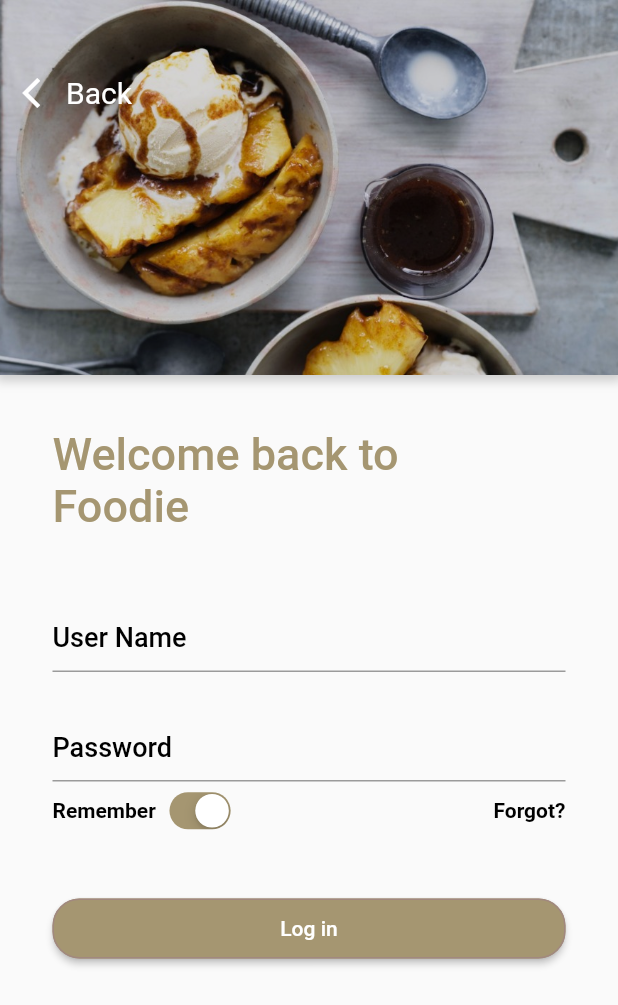
After one commit to menasiephrem/miya-foodie, a Flutter app: the LoginPage screen opened directly, on a phone screen of 412 x 824 dp. The commit adds this screen. Shown: the top 1005 px of the screen. Run offline on Flutter 3.47's test engine with Material 2 defaults, Android fonts, the phone set to English and light mode, and no system bars; Roboto replaces fonts that are missing (Montserrat).

Commit message:
login page

```diff
--- /dev/null
+++ b/lib/components/Inputs/input_detail.dart
@@ -0,0 +1,23 @@
+import 'package:flutter/material.dart';
+
+
+class InputForm extends StatelessWidget {
+  InputForm(this.onSubmit, this.hint);
+  final Function onSubmit;
+  final String hint;
+  @override
+  Widget build(BuildContext context) {
+    return TextField(
+          obscureText: false,
+          style: style,
+          onChanged: this.onSubmit,
+          decoration: InputDecoration(
+              contentPadding: EdgeInsets.fromLTRB(20.0, 5.0, 20.0, 5.0),
+              hintText: "$hint",
+              border:
+                  OutlineInputBorder(borderRadius: BorderRadius.circular(32.0))),
+          );
+  }
+}
+
+TextStyle style = TextStyle(fontFamily: 'Montserrat', fontSize: 20.0);
--- /dev/null
+++ b/lib/components/Inputs/password_input.dart
@@ -0,0 +1,20 @@
+import 'package:flutter/material.dart';
+
+// ignore: must_be_immutable
+class PasswordField extends StatelessWidget {
+  PasswordField(this.onSubmit);
+  Function onSubmit;
+  @override
+  Widget build(BuildContext context) {
+  TextStyle style = TextStyle(fontFamily: 'Montserrat', fontSize: 20.0);
+    return TextField(
+      obscureText: true,
+      style: style,
+      onChanged: this.onSubmit,
+       decoration: InputDecoration(
+            hintText: "Password",
+            hintStyle: TextStyle(color: Colors.black, fontWeight: FontWeight.w500, fontSize: 18)
+        ),
+      );
+  }
+}
--- /dev/null
+++ b/lib/components/Inputs/phone_number_input.dart
@@ -0,0 +1,23 @@
+import 'package:flutter/material.dart';
+import 'package:flutter/services.dart';
+
+// ignore: must_be_immutable
+class PhoneNumberInput extends StatelessWidget {
+  PhoneNumberInput(this.onSubmit);
+  Function onSubmit;
+  @override
+  Widget build(BuildContext context) {
+    return TextField(
+        obscureText: false,
+        style: style,
+        onChanged: this.onSubmit,
+        keyboardType: TextInputType.number,
+        decoration: InputDecoration(
+            hintText: "User Name",
+            hintStyle: TextStyle(color: Colors.black, fontWeight: FontWeight.w500, fontSize: 18)
+        ),
+      );
+  }
+}
+
+TextStyle style = TextStyle(fontFamily: 'Montserrat', fontSize: 20.0, color: Colors.black);
--- a/lib/pages/home_page.dart
+++ b/lib/pages/home_page.dart
@@ -1,5 +1,6 @@
 import 'package:flutter/material.dart';
 import 'package:flutter/services.dart';
+import 'package:foodie/pages/login_page.dart';
 import 'package:foodie/pages/main_page.dart';
 
 class HomePage extends StatelessWidget {
@@ -28,7 +29,7 @@ class HomePage extends StatelessWidget {
                   crossAxisAlignment: CrossAxisAlignment.center,
                   children: [
                     Text(
-                      "Good Food",
+                      "Foodie",
                       style: TextStyle(fontSize: 40, fontWeight: FontWeight.w700),
                     ),
                     Text(
@@ -45,6 +46,12 @@ class HomePage extends StatelessWidget {
                     Navigator.push(
                       context,
                       MaterialPageRoute(builder: (context) => MainPage())
+                    );
+                  },
+                  onLongPress: () {
+                    Navigator.push(
+                      context,
+                      MaterialPageRoute(builder: (context) => LoginPage())
                     );
                   },
                   color: Color(0xffa59671),
--- /dev/null
+++ b/lib/pages/login_page.dart
@@ -0,0 +1,139 @@
+import 'package:flutter/cupertino.dart';
+import 'package:flutter/material.dart';
+import 'package:flutter/services.dart';
+import 'package:foodie/components/Inputs/password_input.dart';
+import 'package:foodie/components/Inputs/phone_number_input.dart';
+
+class LoginPage extends StatefulWidget {
+  LoginPage();
+
+  @override
+  _LoginPageState createState() => _LoginPageState();
+}
+
+class _LoginPageState extends State<LoginPage> {
+
+   String _password = "tes";
+   String _phone;
+   bool _rememeberUser = true;
+
+  @override
+  Widget build(BuildContext context) {
+    return Scaffold(
+      body: AnnotatedRegion<SystemUiOverlayStyle>(
+        value: SystemUiOverlayStyle.light,
+        child: Container(
+          child: Column(
+            children: [
+              Container(
+                width: MediaQuery.of(context).size.width,
+                height: 250,
+                decoration: BoxDecoration(
+                  image: DecorationImage(
+                    image: AssetImage("assets/images/login.jpg"),
+                    colorFilter: ColorFilter.mode(Colors.black.withOpacity(0.17), BlendMode.srcOver),
+                    fit: BoxFit.cover,
+                  ),
+                  boxShadow: [
+                    BoxShadow(
+                      color: Colors.grey.withOpacity(0.5),
+                      spreadRadius: 3,
+                      blurRadius: 5,
+                      offset: Offset(0, 1), // changes position of shadow
+                    ),
+                  ],
+                ),
+                child: Container(
+                  padding: EdgeInsets.symmetric(horizontal: 15),
+                  child: Column(
+                    mainAxisAlignment: MainAxisAlignment.start,
+                    crossAxisAlignment: CrossAxisAlignment.start,
+                    children: [
+                      SizedBox(height: 50,),
+                      InkWell(
+                        onTap: (){
+                          Navigator.of(context).pop();
+                        },
+                        child: Row(
+                          children: [
+                            Icon(Icons.arrow_back_ios, color: Colors.white, ),
+                            SizedBox(width: 5),
+                            Text("Back", style: TextStyle(color: Colors.white, fontSize: 20),)
+                          ],
+                        )
+                      ),
+                    ],
+                  ),
+                ),
+              ),
+              Container(
+                width: MediaQuery.of(context).size.width - 70,
+                child: Column(
+                  crossAxisAlignment: CrossAxisAlignment.start,
+                  children: [
+                    SizedBox(height: 35,),
+                    Text(
+                      "Welcome back to\nFoodie",
+                      style: TextStyle(color: Color(0xffa59671), fontSize: 30, fontWeight: FontWeight.w500),
+                    ),
+                    SizedBox(height: 45.0),
+                    PhoneNumberInput((phone){
+                      setState(() {
+                        _phone = phone;
+                      });
+                    }),
+                    SizedBox(height: 25.0),
+                    PasswordField((password){
+                      setState(() {
+                        _password = password;
+                      });
+                    }),
+                    Row(
+                      mainAxisAlignment: MainAxisAlignment.start,
+                      children: [
+                        Text("Remember", style: TextStyle(color: Colors.black, fontWeight: FontWeight.w600),),
+                        Transform.scale(
+                          scale: .8,
+                          child: CupertinoSwitch(
+                            value: _rememeberUser,
+                            onChanged: (value){
+                              setState(() {
+                                _rememeberUser = value;
+                              });
+                            },
+                            activeColor: Color(0xffa59671),
+                          )
+                        ),
+                        Spacer(),
+                        Text("Forgot?", style: TextStyle(color: Colors.black, fontWeight: FontWeight.w600),)
+                      ],
+                    ),
+                    SizedBox(
+                      height: 35.0,
+                    ),
+                    RaisedButton(
+                      shape: RoundedRectangleBorder(
+                        borderRadius: BorderRadius.circular(18.0),
+                        side: BorderSide(color: Colors.brown[300])),
+                      onPressed: () {
+                        print("Login");
+                      },
+                      color: Color(0xffa59671),
+                      textColor: Colors.white,
+                      child: Container(
+                        width: MediaQuery.of(context).size.width - 100,
+                        height: 40,
+                        alignment: Alignment.center,
+                        child: Text("Log in", style: TextStyle(fontSize: 14)),
+                      ),
+                    )
+                  ],
+                ),
+              ),
+            ]
+          ),
+        )
+      )
+    );
+  }
+}
```
Also changed, not shown: assets/images/login.jpg (added).
